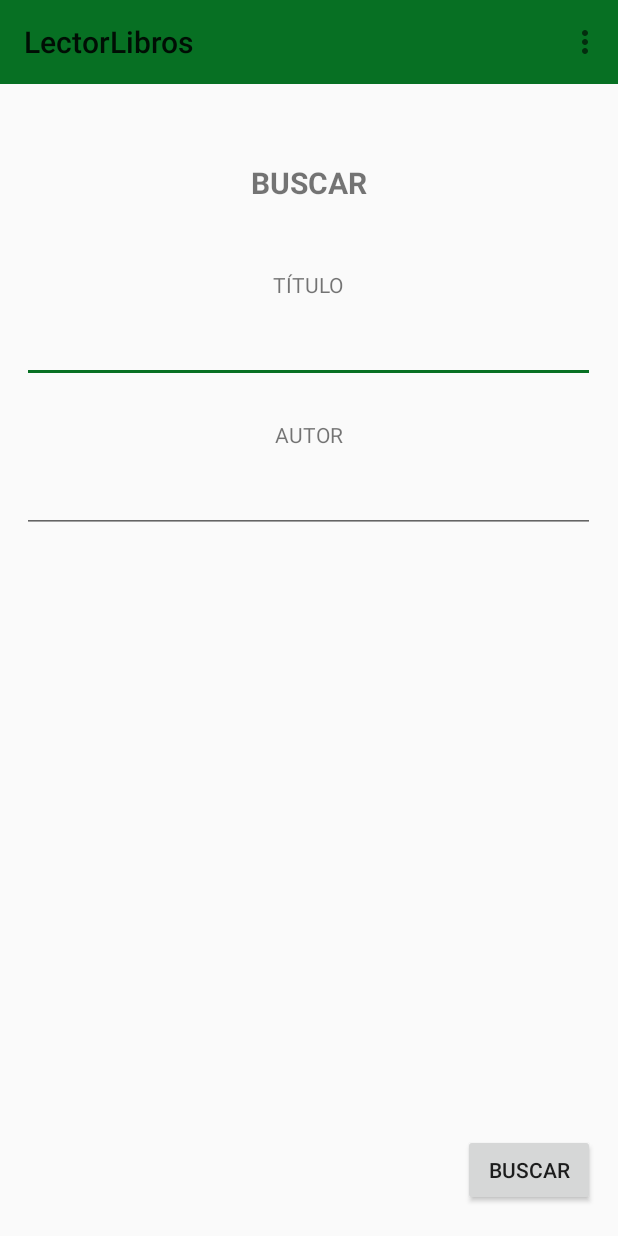
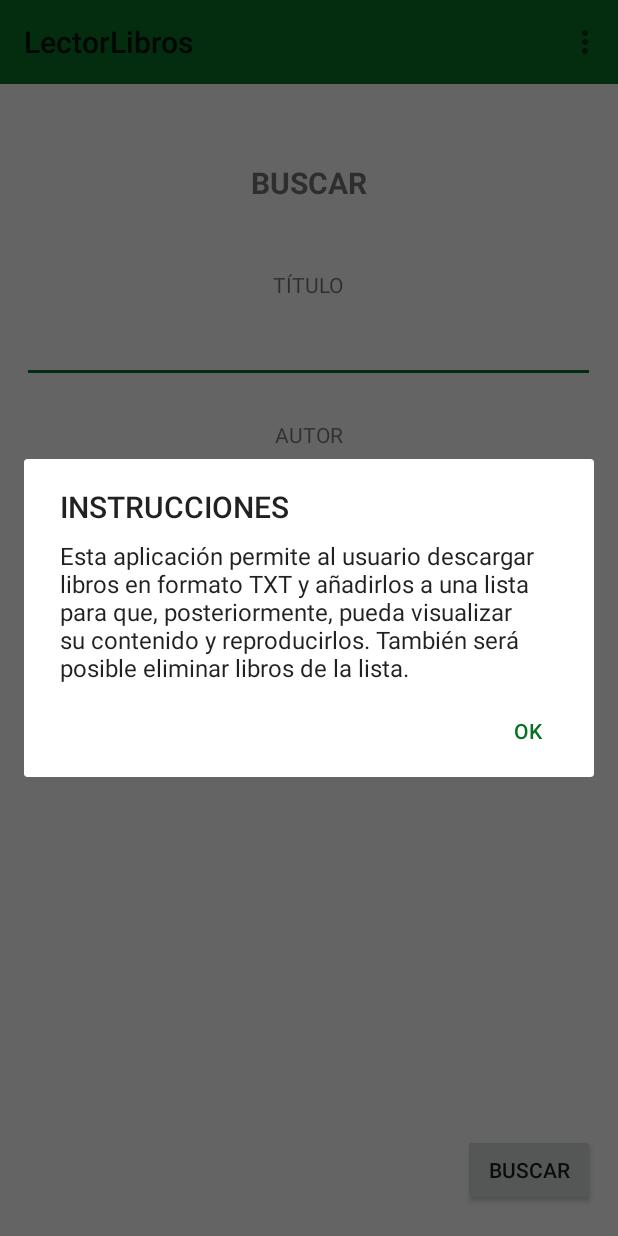
Before and after one commit to AnaCristina-DAM/LectorLibros, an Android app: the screen it shows after launch (MainActivity), in the options menu, after a tap on "Instrucciones", on a phone screen of 412 x 824 dp. Run offline under Robolectric (Android 15) with nearby library versions, the phone set to English and light mode, and no system bars.

Commit message:
- Crear el mensaje de instrucciones. - Añadir las cadenas de texto al fichero "strings.xml".

```diff
--- a/app/src/main/java/com/example/anacristina/lectorlibros/MainActivity.java
+++ b/app/src/main/java/com/example/anacristina/lectorlibros/MainActivity.java
@@ -1,6 +1,8 @@
 package com.example.anacristina.lectorlibros;
 
+import android.content.DialogInterface;
 import android.content.Intent;
+import android.support.v7.app.AlertDialog;
 import android.support.v7.app.AppCompatActivity;
 import android.os.Bundle;
 import android.support.v7.widget.Toolbar;
@@ -60,16 +62,34 @@ public class MainActivity extends AppCompatActivity {
     // Configuramos las opciones del menú:
     @Override
     public boolean onOptionsItemSelected(MenuItem opcion_menu) {
+
         int opcion = opcion_menu.getItemId();
+
+        // INSTRUCCIONES:
+        if(opcion==R.id.opt_instrucciones){
+
+            // Creamos el mensaje con las instrucciones del juego:
+            AlertDialog.Builder builder = new AlertDialog.Builder(this);
+            builder.setTitle(R.string.instrucciones_titulo);
+            builder.setMessage(R.string.instrucciones_mensaje);
+            builder.setPositiveButton("OK", new DialogInterface.OnClickListener(){
+                public void onClick(DialogInterface dialog, int id){
+                    dialog.cancel();
+                }
+            });
+
+            // Mostramos el mensaje:
+            AlertDialog mensaje = builder.create();
+            mensaje.show();
+
+            return true;
+        }
+
+        // LISTA DE LIBROS:
         if(opcion == R.id.opt_listadolibros){
             Intent intent = new Intent(MainActivity.this, ListaActivity.class);
             startActivity(intent);
         }
-
-
-
-
-
         return false;
     }
 
--- a/app/src/main/res/values/strings.xml
+++ b/app/src/main/res/values/strings.xml
@@ -1,9 +1,24 @@
 <resources>
+    <!-- Nombre de la aplicación. -->
     <string name="app_name">LectorLibros</string>
+    <!-- Menú. -->
     <string name="instrucciones">Instrucciones</string>
     <string name="listalibros">Lista de libros</string>
+    <!-- Pantalla principal. -->
     <string name="buscar">BUSCAR</string>
     <string name="titulo">TÍTULO</string>
     <string name="autor">AUTOR</string>
+    <!-- Mensaje de instrucciones. -->
+    <string name="instrucciones_titulo">INSTRUCCIONES</string>
+    <string name="instrucciones_mensaje">Esta aplicación permite al usuario descargar libros en formato "TXT"
+                                         y añadirlos a una lista para que, posteriormente, pueda visualizar su
+                                         contenido y reproducirlos. También será posible eliminar libros de la
+                                         lista.</string>
+    <!-- Lista de libros. -->
     <string name="lista">LISTA DE LIBROS</string>
+    <!-- Borrar libros. -->
+    <string name="si">SI</string>
+    <string name="no">NO</string>
+    <string name="borrar_titulo">¿ESTÁS SEGURO?</string>
+    <string name="borrar_mensaje">¿Quiere eliminar este libro?</string>
 </resources>
```
Also changed, not shown: app/src/main/java/com/example/anacristina/lectorlibros/GestionFicheros.java (+4 -3 lines), app/src/main/java/com/example/anacristina/lectorlibros/ListaActivity.java (+26 -14 lines).
